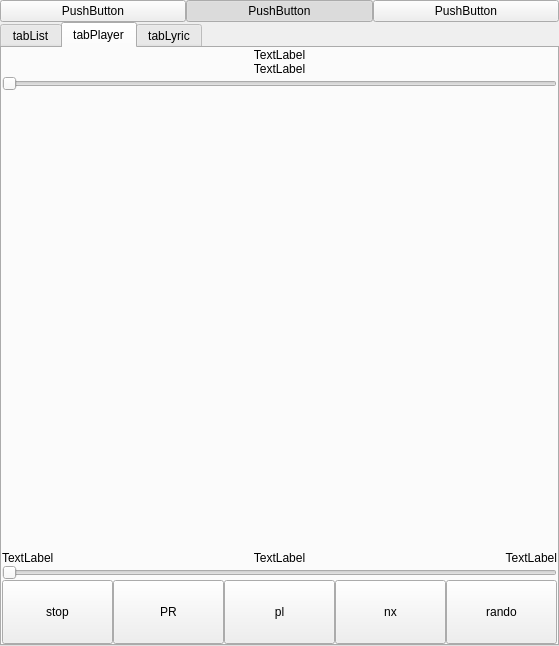
Maxwell-Lyu/OnePlayer, file OnePlayer.ui: the form before one commit.
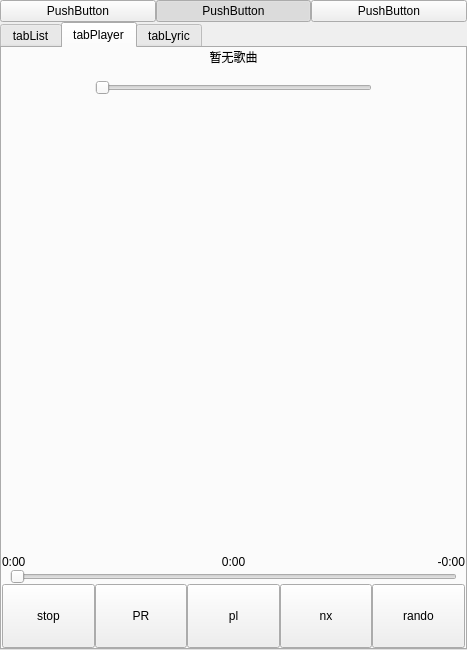
The form after the commit. Custom widgets are drawn as their Qt base class.

Commit message: add: margin for progress bar

```diff
--- a/OnePlayer.ui
+++ b/OnePlayer.ui
@@ -6,8 +6,8 @@
    <rect>
     <x>0</x>
     <y>0</y>
-    <width>559</width>
-    <height>646</height>
+    <width>467</width>
+    <height>650</height>
    </rect>
   </property>
   <property name="sizePolicy">
@@ -52,19 +52,6 @@
       </attribute>
      </widget>
     </item>
-    <item row="0" column="0">
-     <widget class="QPushButton" name="btnList">
-      <property name="text">
-       <string>PushButton</string>
-      </property>
-      <property name="checkable">
-       <bool>true</bool>
-      </property>
-      <attribute name="buttonGroup">
-       <string notr="true">buttonGroupTab</string>
-      </attribute>
-     </widget>
-    </item>
     <item row="0" column="1">
      <widget class="QPushButton" name="btnPlayer">
       <property name="text">
@@ -81,6 +68,19 @@
       </attribute>
      </widget>
     </item>
+    <item row="0" column="0">
+     <widget class="QPushButton" name="btnList">
+      <property name="text">
+       <string>PushButton</string>
+      </property>
+      <property name="checkable">
+       <bool>true</bool>
+      </property>
+      <attribute name="buttonGroup">
+       <string notr="true">buttonGroupTab</string>
+      </attribute>
+     </widget>
+    </item>
     <item row="1" column="0" colspan="3">
      <widget class="QTabWidget" name="tabWidget">
       <property name="sizePolicy">
@@ -157,62 +157,87 @@
         <property name="spacing">
          <number>0</number>
         </property>
-        <item row="1" column="0" colspan="5">
-         <widget class="QLabel" name="labelAlbum">
+        <item row="0" column="0" colspan="5">
+         <widget class="QLabel" name="labelSong">
           <property name="sizePolicy">
            <sizepolicy hsizetype="Preferred" vsizetype="Fixed">
             <horstretch>0</horstretch>
             <verstretch>0</verstretch>
            </sizepolicy>
           </property>
+          <property name="sizeIncrement">
+           <size>
+            <width>1</width>
+            <height>1</height>
+           </size>
+          </property>
+          <property name="baseSize">
+           <size>
+            <width>300</width>
+            <height>300</height>
+           </size>
+          </property>
           <property name="text">
-           <string>TextLabel</string>
+           <string>暂无歌曲</string>
           </property>
           <property name="alignment">
            <set>Qt::AlignCenter</set>
           </property>
          </widget>
         </item>
-        <item row="9" column="4">
-         <widget class="QPushButton" name="btnRand">
-          <property name="minimumSize">
-           <size>
-            <width>0</width>
-            <height>64</height>
-           </size>
-          </property>
+        <item row="8" column="4">
+         <widget class="QLabel" name="labelTimeLeft">
           <property name="text">
-           <string>rando</string>
+           <string>-0:00</string>
           </property>
+          <property name="alignment">
+           <set>Qt::AlignRight|Qt::AlignTrailing|Qt::AlignVCenter</set>
+          </property>
          </widget>
         </item>
-        <item row="9" column="2">
-         <widget class="QPushButton" name="btnPlay">
-          <property name="minimumSize">
-           <size>
-            <width>0</width>
-            <height>64</height>
-           </size>
+        <item row="8" column="1" colspan="3">
+         <widget class="QLabel" name="labelTimeTotal">
+          <property name="sizePolicy">
+           <sizepolicy hsizetype="Preferred" vsizetype="Fixed">
+            <horstretch>0</horstretch>
+            <verstretch>0</verstretch>
+           </sizepolicy>
           </property>
           <property name="text">
-           <string>pl</string>
+           <string>0:00</string>
           </property>
+          <property name="alignment">
+           <set>Qt::AlignCenter</set>
+          </property>
          </widget>
         </item>
-        <item row="9" column="1">
-         <widget class="QPushButton" name="btnPrev">
-          <property name="minimumSize">
-           <size>
-            <width>0</width>
-            <height>64</height>
-           </size>
+        <item row="10" column="0" colspan="5">
+         <layout class="QHBoxLayout" name="hLayout2">
+          <property name="spacing">
+           <number>0</number>
           </property>
-          <property name="text">
-           <string>PR</string>
+          <property name="leftMargin">
+           <number>8</number>
           </property>
-         </widget>
+          <property name="rightMargin">
+           <number>8</number>
+          </property>
+          <item>
+           <widget class="QSlider" name="sliderProgress">
+            <property name="pageStep">
+             <number>1</number>
+            </property>
+            <property name="tracking">
+             <bool>false</bool>
+            </property>
+            <property name="orientation">
+             <enum>Qt::Horizontal</enum>
+            </property>
+           </widget>
+          </item>
+         </layout>
         </item>
-        <item row="3" column="0" colspan="5">
+        <item row="4" column="0" colspan="5">
          <widget class="QWidget" name="widget" native="true">
           <layout class="QGridLayout" name="gridLayout_2">
            <item row="0" column="0">
@@ -234,8 +259,8 @@
           </layout>
          </widget>
         </item>
-        <item row="9" column="0">
-         <widget class="QPushButton" name="btnStop">
+        <item row="12" column="2">
+         <widget class="QPushButton" name="btnPlay">
           <property name="minimumSize">
            <size>
             <width>0</width>
@@ -243,62 +268,11 @@
            </size>
           </property>
           <property name="text">
-           <string>stop</string>
+           <string>pl</string>
           </property>
          </widget>
         </item>
-        <item row="2" column="0" colspan="5">
-         <widget class="QSlider" name="sliderVolume">
-          <property name="tracking">
-           <bool>false</bool>
-          </property>
-          <property name="orientation">
-           <enum>Qt::Horizontal</enum>
-          </property>
-         </widget>
-        </item>
-        <item row="0" column="0" colspan="5">
-         <widget class="QLabel" name="labelSong">
-          <property name="sizePolicy">
-           <sizepolicy hsizetype="Preferred" vsizetype="Fixed">
-            <horstretch>0</horstretch>
-            <verstretch>0</verstretch>
-           </sizepolicy>
-          </property>
-          <property name="sizeIncrement">
-           <size>
-            <width>1</width>
-            <height>1</height>
-           </size>
-          </property>
-          <property name="baseSize">
-           <size>
-            <width>300</width>
-            <height>300</height>
-           </size>
-          </property>
-          <property name="text">
-           <string>TextLabel</string>
-          </property>
-          <property name="alignment">
-           <set>Qt::AlignCenter</set>
-          </property>
-         </widget>
-        </item>
-        <item row="8" column="0" colspan="5">
-         <widget class="QSlider" name="sliderProgress">
-          <property name="pageStep">
-           <number>1</number>
-          </property>
-          <property name="tracking">
-           <bool>false</bool>
-          </property>
-          <property name="orientation">
-           <enum>Qt::Horizontal</enum>
-          </property>
-         </widget>
-        </item>
-        <item row="9" column="3">
+        <item row="12" column="3">
          <widget class="QPushButton" name="btnNext">
           <property name="minimumSize">
            <size>
@@ -311,18 +285,21 @@
           </property>
          </widget>
         </item>
-        <item row="7" column="4">
-         <widget class="QLabel" name="labelTimeLeft">
+        <item row="12" column="1">
+         <widget class="QPushButton" name="btnPrev">
+          <property name="minimumSize">
+           <size>
+            <width>0</width>
+            <height>64</height>
+           </size>
+          </property>
           <property name="text">
-           <string>TextLabel</string>
-          </property>
-          <property name="alignment">
-           <set>Qt::AlignRight|Qt::AlignTrailing|Qt::AlignVCenter</set>
+           <string>PR</string>
           </property>
          </widget>
         </item>
-        <item row="7" column="1" colspan="3">
-         <widget class="QLabel" name="labelTimeTotal">
+        <item row="1" column="0" colspan="5">
+         <widget class="QLabel" name="labelAlbum">
           <property name="sizePolicy">
            <sizepolicy hsizetype="Preferred" vsizetype="Fixed">
             <horstretch>0</horstretch>
@@ -330,20 +307,60 @@
            </sizepolicy>
           </property>
           <property name="text">
-           <string>TextLabel</string>
+           <string/>
           </property>
           <property name="alignment">
            <set>Qt::AlignCenter</set>
           </property>
          </widget>
         </item>
-        <item row="7" column="0">
+        <item row="12" column="4">
+         <widget class="QPushButton" name="btnRand">
+          <property name="minimumSize">
+           <size>
+            <width>0</width>
+            <height>64</height>
+           </size>
+          </property>
+          <property name="text">
+           <string>rando</string>
+          </property>
+         </widget>
+        </item>
+        <item row="8" column="0">
          <widget class="QLabel" name="labelTimePassed">
           <property name="text">
-           <string>TextLabel</string>
+           <string>0:00</string>
           </property>
          </widget>
         </item>
+        <item row="12" column="0">
+         <widget class="QPushButton" name="btnStop">
+          <property name="minimumSize">
+           <size>
+            <width>0</width>
+            <height>64</height>
+           </size>
+          </property>
+          <property name="text">
+           <string>stop</string>
+          </property>
+         </widget>
+        </item>
+        <item row="3" column="1" colspan="3">
+         <layout class="QHBoxLayout" name="hLayout1">
+          <item>
+           <widget class="QSlider" name="sliderVolume">
+            <property name="tracking">
+             <bool>false</bool>
+            </property>
+            <property name="orientation">
+             <enum>Qt::Horizontal</enum>
+            </property>
+           </widget>
+          </item>
+         </layout>
+        </item>
        </layout>
       </widget>
       <widget class="QWidget" name="tabLyric">
```
Left out of the diff: 1 changed line with no effect on the pictures. The commit also changes 1 other file.
